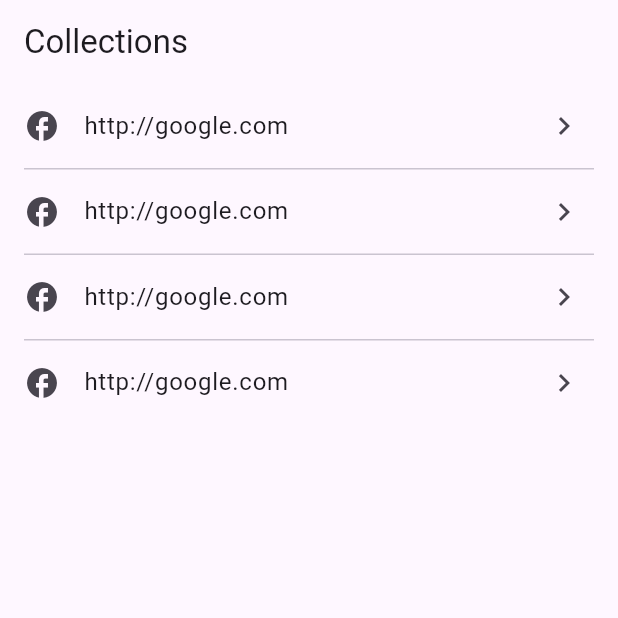
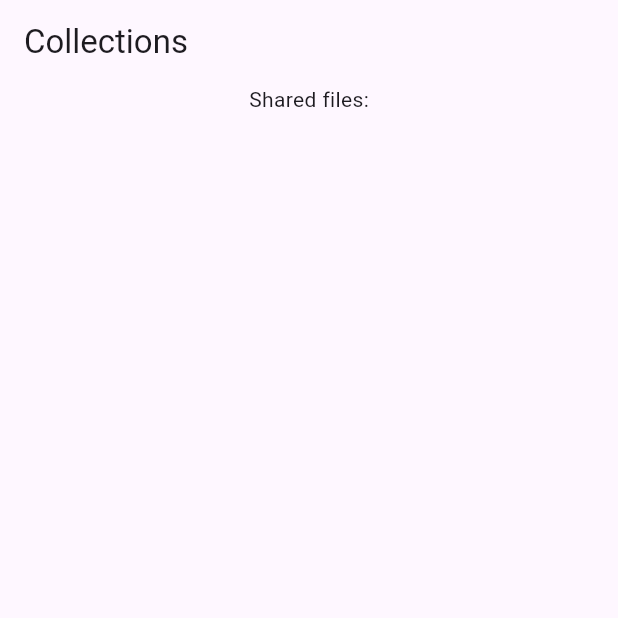
Before and after one commit to aim22-projects/toolbox_old, a Flutter app: the screen it shows after launch, on a phone screen of 412 x 824 dp, the top half of it. Run offline on Flutter 3.47's test engine with Material 3 defaults, Android fonts, the phone set to English and light mode, and no system bars; missing offline and left inert: receive_sharing_intent.

```diff
--- a/lib/main.dart
+++ b/lib/main.dart
@@ -1,4 +1,7 @@
+import 'dart:async';
+
 import 'package:flutter/material.dart';
+import 'package:receive_sharing_intent/receive_sharing_intent.dart';
 import 'package:toolbox/screens/collections.dart';
 import 'package:toolbox/screens/downloads.dart';
 
@@ -6,8 +9,46 @@ void main() {
   runApp(const MyApp());
 }
 
-class MyApp extends StatelessWidget {
+class MyApp extends StatefulWidget {
   const MyApp({super.key});
+
+  @override
+  State<MyApp> createState() => _MyAppState();
+}
+
+class _MyAppState extends State<MyApp> {
+  late StreamSubscription _intentSub;
+  final _sharedFiles = <SharedMediaFile>[];
+
+  @override
+  void initState() {
+    super.initState();
+
+    // Listen to media sharing coming from outside the app while the app is in the memory.
+
+    _intentSub = ReceiveSharingIntent.instance.getMediaStream().listen((value) {
+      setState(() {
+        _sharedFiles.clear();
+        _sharedFiles.addAll(value);
+
+        print(_sharedFiles.map((f) => f.toMap()));
+      });
+    }, onError: (err) {
+      print("getIntentDataStream error: $err");
+    });
+
+    // Get the media sharing coming from outside the app while the app is closed.
+    ReceiveSharingIntent.instance.getInitialMedia().then((value) {
+      setState(() {
+        _sharedFiles.clear();
+        _sharedFiles.addAll(value);
+        print(_sharedFiles.map((f) => f.toMap()));
+
+        // Tell the library that we are done processing the intent.
+        ReceiveSharingIntent.instance.reset();
+      });
+    });
+  }
 
   @override
   Widget build(BuildContext context) {
@@ -16,11 +57,9 @@ class MyApp extends StatelessWidget {
       theme: ThemeData.light(
         useMaterial3: true,
       ),
-      // darkTheme: ThemeData.dark(
-      //   useMaterial3: true,
-      // ),
-      // themeMode: ThemeMode.system,
-      home: const CollectionsScreen(),
+      home: CollectionsScreen(
+        sharedFiles: _sharedFiles,
+      ),
     );
   }
 }
--- a/lib/screens/collections.dart
+++ b/lib/screens/collections.dart
@@ -1,7 +1,9 @@
 import 'package:flutter/material.dart';
+import 'package:receive_sharing_intent/receive_sharing_intent.dart';
 
 class CollectionsScreen extends StatelessWidget {
-  const CollectionsScreen({super.key});
+  final List<SharedMediaFile> sharedFiles;
+  CollectionsScreen({super.key, required this.sharedFiles});
 
   @override
   Widget build(BuildContext context) {
@@ -9,20 +11,31 @@ class CollectionsScreen extends StatelessWidget {
       appBar: AppBar(
         title: const Text('Collections'),
       ),
-      body: ListView.separated(
-        itemCount: 4,
-        itemBuilder: (context, index) => ListTile(
-          leading: const Icon(Icons.facebook),
-          title: const Text('http://google.com'),
-          trailing: const Icon(Icons.chevron_right),
-          onTap: () {},
-        ),
-        separatorBuilder: (context, index) => const Divider(
-          indent: 16,
-          endIndent: 16,
-          height: 1,
+
+      body: Center(
+        child: Column(
+          children: <Widget>[
+            Text("Shared files:"),
+            Text(sharedFiles
+                .map((f) => f.toMap())
+                .join(",\n****************\n")),
+          ],
         ),
       ),
+      // body: ListView.separated(
+      //   itemCount: 4,
+      //   itemBuilder: (context, index) => ListTile(
+      //     leading: const Icon(Icons.facebook),
+      //     title: const Text('http://google.com'),
+      //     trailing: const Icon(Icons.chevron_right),
+      //     onTap: () {},
+      //   ),
+      //   separatorBuilder: (context, index) => const Divider(
+      //     indent: 16,
+      //     endIndent: 16,
+      //     height: 1,
+      //   ),
+      // ),
     );
   }
 }
```
